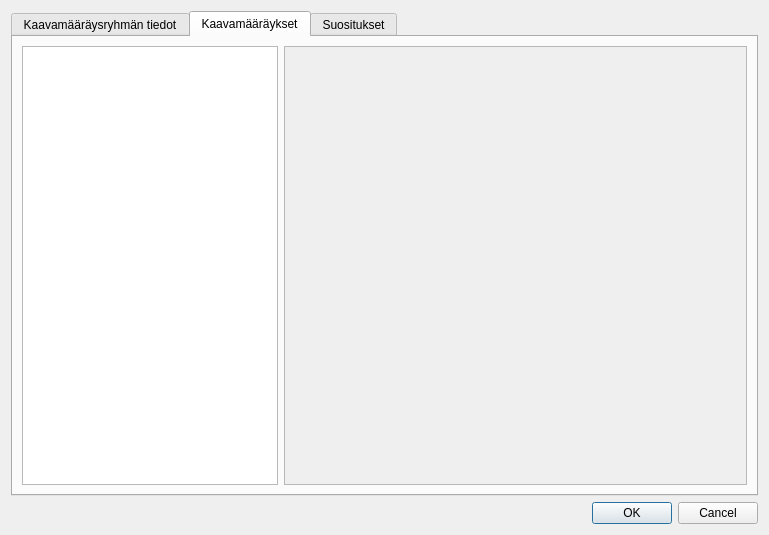
This is arho_feature_template/gui/new_plan_regulation_group_form.ui in GispoCoding/arho-qgis-plugin as Qt 5 draws it before an edit. The edited form follows.
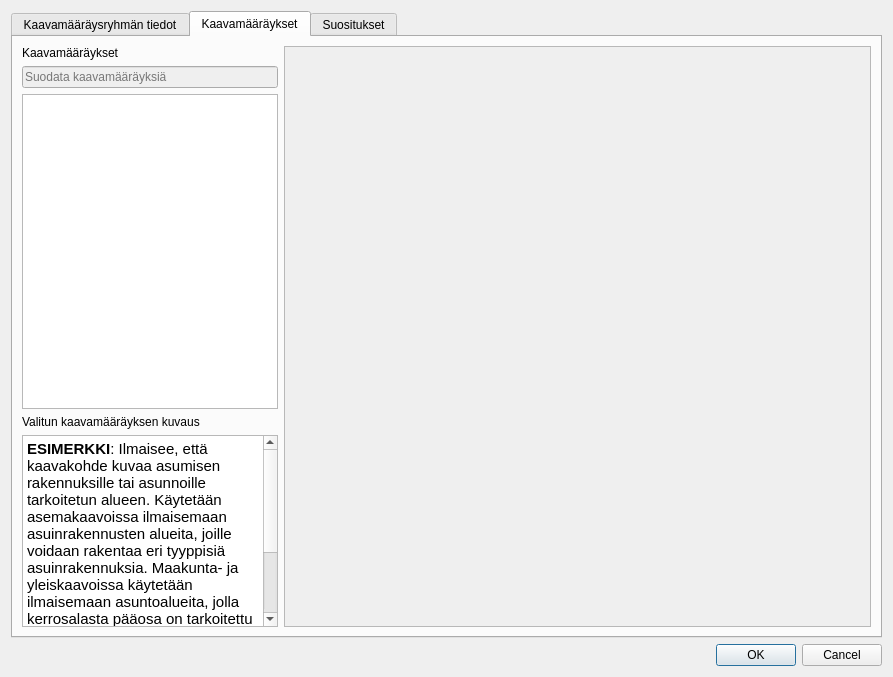
This is the edited form. The open tabs and pages were chosen to show the change. Custom widgets are drawn as their Qt base class.

Commit message: modify template form and new plan regulation group form based on feedback, delete old UI files, change template dock label

```diff
--- a/arho_feature_template/gui/new_plan_regulation_group_form.ui
+++ b/arho_feature_template/gui/new_plan_regulation_group_form.ui
@@ -6,8 +6,8 @@
    <rect>
     <x>0</x>
     <y>0</y>
-    <width>769</width>
-    <height>535</height>
+    <width>893</width>
+    <height>677</height>
    </rect>
   </property>
   <property name="windowTitle">
@@ -91,9 +91,40 @@
       </attribute>
       <layout class="QHBoxLayout" name="horizontalLayout">
        <item>
+        <layout class="QVBoxLayout" name="verticalLayout">
+         <item>
+          <widget class="QLabel" name="label_6">
+           <property name="text">
+            <string>Kaavamääräykset</string>
+           </property>
+          </widget>
+         </item>
+         <item>
+          <widget class="QgsFilterLineEdit" name="mLineEdit">
+           <property name="enabled">
+            <bool>false</bool>
+           </property>
+           <property name="sizePolicy">
+            <sizepolicy hsizetype="Preferred" vsizetype="Fixed">
+             <horstretch>0</horstretch>
+             <verstretch>0</verstretch>
+            </sizepolicy>
+           </property>
+           <property name="placeholderText">
+            <string>Suodata kaavamääräyksiä</string>
+           </property>
+           <property name="showSearchIcon">
+            <bool>true</bool>
+           </property>
+           <property name="qgisRelation" stdset="0">
+            <string notr="true"/>
+           </property>
+          </widget>
+         </item>
+         <item>
         <widget class="QTreeWidget" name="plan_regulations_view">
          <property name="sizePolicy">
-          <sizepolicy hsizetype="Maximum" vsizetype="Expanding">
+            <sizepolicy hsizetype="Preferred" vsizetype="Expanding">
            <horstretch>0</horstretch>
            <verstretch>0</verstretch>
           </sizepolicy>
@@ -109,6 +140,34 @@
         </widget>
        </item>
        <item>
+          <widget class="QLabel" name="label_4">
+           <property name="text">
+            <string>Valitun kaavamääräyksen kuvaus</string>
+           </property>
+          </widget>
+         </item>
+         <item>
+          <widget class="QTextBrowser" name="textBrowser">
+           <property name="sizePolicy">
+            <sizepolicy hsizetype="Preferred" vsizetype="Preferred">
+             <horstretch>0</horstretch>
+             <verstretch>0</verstretch>
+            </sizepolicy>
+           </property>
+           <property name="html">
+            <string>&lt;!DOCTYPE HTML PUBLIC &quot;-//W3C//DTD HTML 4.0//EN&quot; &quot;http://www.w3.org/TR/REC-html40/strict.dtd&quot;&gt;
+&lt;html&gt;&lt;head&gt;&lt;meta name=&quot;qrichtext&quot; content=&quot;1&quot; /&gt;&lt;style type=&quot;text/css&quot;&gt;
+p, li { white-space: pre-wrap; }
+&lt;/style&gt;&lt;/head&gt;&lt;body style=&quot; font-family:'Ubuntu'; font-size:11pt; font-weight:400; font-style:normal;&quot;&gt;
+&lt;p style=&quot; margin-top:0px; margin-bottom:0px; margin-left:0px; margin-right:0px; -qt-block-indent:0; text-indent:0px;&quot;&gt;&lt;span style=&quot; font-weight:600;&quot;&gt;ESIMERKKI&lt;/span&gt;: Ilmaisee, että kaavakohde kuvaa asumisen rakennuksille tai asunnoille tarkoitetun alueen. Käytetään asemakaavoissa ilmaisemaan asuinrakennusten alueita, joille voidaan rakentaa eri tyyppisiä asuinrakennuksia. Maakunta- ja yleiskaavoissa käytetään ilmaisemaan asuntoalueita, jolla kerrosalasta pääosa on tarkoitettu asumiseen. Koodi liittyy lähtökohtaisesti kaavakohteeseen, joka on geometrialtaan alue.&lt;/p&gt;
+&lt;p style=&quot;-qt-paragraph-type:empty; margin-top:0px; margin-bottom:0px; margin-left:0px; margin-right:0px; -qt-block-indent:0; text-indent:0px;&quot;&gt;&lt;br /&gt;&lt;/p&gt;
+&lt;p style=&quot; margin-top:0px; margin-bottom:0px; margin-left:0px; margin-right:0px; -qt-block-indent:0; text-indent:0px;&quot;&gt;Kaavamääräyksen lyhyt nimi: A (AK ja YK) &amp;amp; AA (MK)&lt;/p&gt;&lt;/body&gt;&lt;/html&gt;</string>
+           </property>
+          </widget>
+         </item>
+        </layout>
+       </item>
+       <item>
         <widget class="QScrollArea" name="plan_regulations_scroll_area">
          <property name="widgetResizable">
           <bool>true</bool>
@@ -118,8 +177,8 @@
            <rect>
             <x>0</x>
             <y>0</y>
-            <width>465</width>
-            <height>435</height>
+            <width>587</width>
+            <height>577</height>
            </rect>
           </property>
           <layout class="QVBoxLayout" name="plan_regulations_layout">
@@ -177,6 +236,13 @@
    </item>
   </layout>
  </widget>
+ <customwidgets>
+  <customwidget>
+   <class>QgsFilterLineEdit</class>
+   <extends>QLineEdit</extends>
+   <header>qgsfilterlineedit.h</header>
+  </customwidget>
+ </customwidgets>
  <resources/>
  <connections>
   <connection>
```
Left out of the diff: 8 changed lines with no effect on the pictures. Lines whose indentation alone changed are shown as unchanged. The commit also changes 5 other files.
